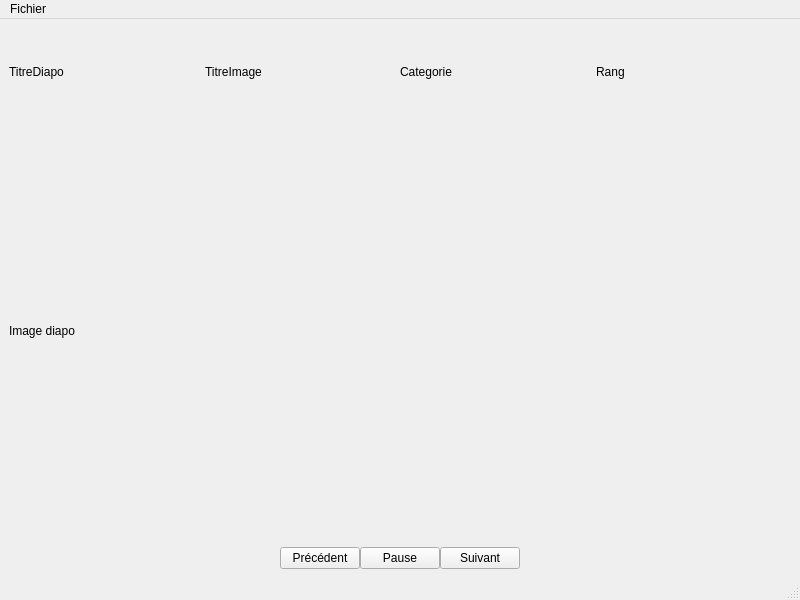
Old version of the form v2_CLEMENCEAU_MASSON_VINET_TP4/lecteurDiaporamav2/lecteurdiaporama.ui in the repository jvlatrille/LecteurDiaporama.
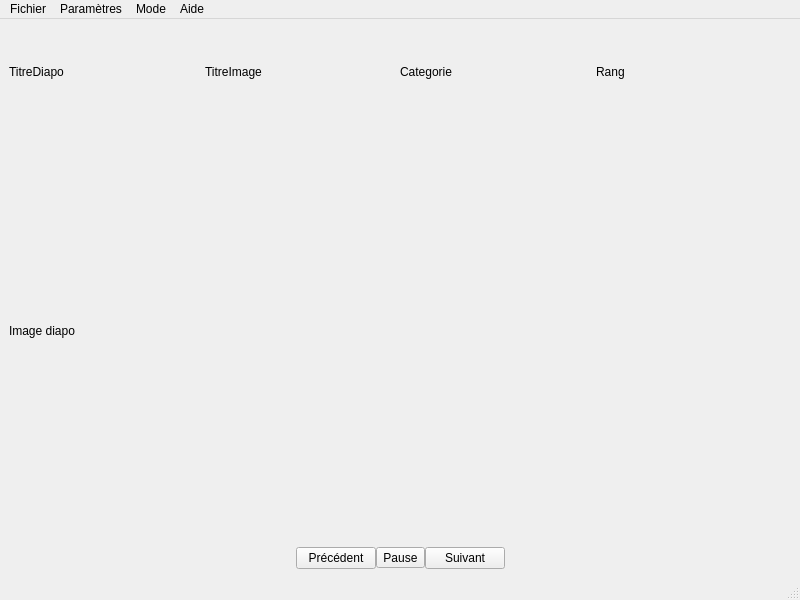
New version of the form.

Diff of the .ui file:
```diff
--- a/v2_CLEMENCEAU_MASSON_VINET_TP4/lecteurDiaporamav2/lecteurdiaporama.ui
+++ b/v2_CLEMENCEAU_MASSON_VINET_TP4/lecteurDiaporamav2/lecteurdiaporama.ui
@@ -82,7 +82,7 @@
          </widget>
         </item>
         <item>
-         <widget class="QPushButton" name="bPause">
+         <widget class="QToolButton" name="bPause">
           <property name="text">
            <string>Pause</string>
           </property>
@@ -129,7 +129,30 @@
     </property>
     <addaction name="actionQuitter"/>
    </widget>
+   <widget class="QMenu" name="menuParam_tres">
+    <property name="title">
+     <string>Paramètres</string>
+    </property>
+    <addaction name="actionVitesseDefilement"/>
+    <addaction name="actionEnleverDiapo"/>
+   </widget>
+   <widget class="QMenu" name="menuAide">
+    <property name="title">
+     <string>Aide</string>
+    </property>
+    <addaction name="actionAPropos"/>
+   </widget>
+   <widget class="QMenu" name="menuMode">
+    <property name="title">
+     <string>Mode</string>
+    </property>
+    <addaction name="actionAutomatique"/>
+    <addaction name="actionManuel"/>
+   </widget>
    <addaction name="menuFichier"/>
+   <addaction name="menuParam_tres"/>
+   <addaction name="menuMode"/>
+   <addaction name="menuAide"/>
   </widget>
   <widget class="QStatusBar" name="statusbar"/>
   <action name="actionQuitter">
```
Left out of the diff: 31 changed lines with no effect on the pictures.
